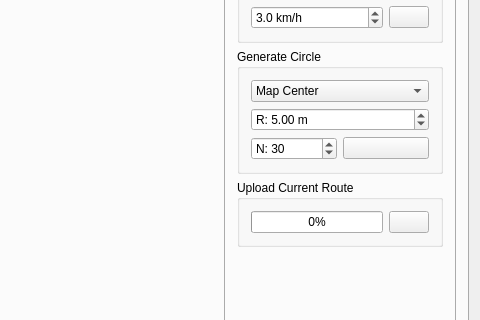
Old version of the form Linux/RC_Car_Tool/mainwindow.ui in the repository vedderb/rise_sdvp; both pictures show x 716 to 1196 and y 186 to 506 of the 1196 by 717 pixel window.
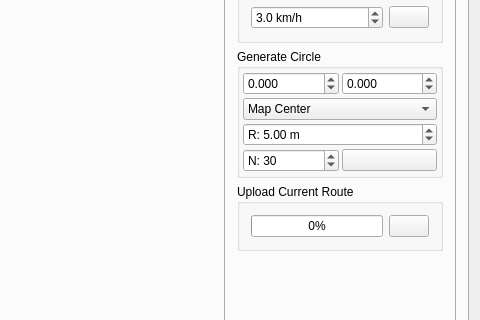
New version of the form. The open tabs and pages were chosen to show the change. Icons and pictures are not drawn. Custom widgets are drawn as their Qt base class.

What changed in the file:
```diff
--- a/Linux/RC_Car_Tool/mainwindow.ui
+++ b/Linux/RC_Car_Tool/mainwindow.ui
@@ -834,7 +834,22 @@
                  <string>Generate Circle</string>
                 </property>
                 <layout class="QGridLayout" name="gridLayout_4">
-                 <item row="1" column="0" colspan="2">
+                 <property name="leftMargin">
+                  <number>3</number>
+                 </property>
+                 <property name="topMargin">
+                  <number>3</number>
+                 </property>
+                 <property name="rightMargin">
+                  <number>3</number>
+                 </property>
+                 <property name="bottomMargin">
+                  <number>3</number>
+                 </property>
+                 <property name="spacing">
+                  <number>3</number>
+                 </property>
+                 <item row="2" column="0" colspan="2">
                   <widget class="QDoubleSpinBox" name="genCircRadBox">
                    <property name="prefix">
                     <string>R: </string>
@@ -853,7 +868,7 @@
                    </property>
                   </widget>
                  </item>
-                 <item row="2" column="0">
+                 <item row="3" column="0">
                   <widget class="QSpinBox" name="genCircPointsBox">
                    <property name="prefix">
                     <string>N: </string>
@@ -866,7 +881,7 @@
                    </property>
                   </widget>
                  </item>
-                 <item row="2" column="1">
+                 <item row="3" column="1">
                   <widget class="QPushButton" name="genCircButton">
                    <property name="toolTip">
                     <string>Generate</string>
@@ -880,7 +895,7 @@
                    </property>
                   </widget>
                  </item>
-                 <item row="0" column="0" colspan="2">
+                 <item row="1" column="0" colspan="2">
                   <widget class="QComboBox" name="genCircCenterBox">
                    <item>
                     <property name="text">
@@ -897,6 +912,55 @@
                      <string>Car Center</string>
                     </property>
                    </item>
+                   <item>
+                    <property name="text">
+                     <string>Coordinates</string>
+                    </property>
+                   </item>
+                  </widget>
+                 </item>
+                 <item row="0" column="0">
+                  <widget class="QDoubleSpinBox" name="genCircXBox">
+                   <property name="toolTip">
+                    <string>Center X</string>
+                   </property>
+                   <property name="prefix">
+                    <string/>
+                   </property>
+                   <property name="decimals">
+                    <number>3</number>
+                   </property>
+                   <property name="minimum">
+                    <double>-999.000000000000000</double>
+                   </property>
+                   <property name="maximum">
+                    <double>999.000000000000000</double>
+                   </property>
+                   <property name="singleStep">
+                    <double>0.010000000000000</double>
+                   </property>
+                  </widget>
+                 </item>
+                 <item row="0" column="1">
+                  <widget class="QDoubleSpinBox" name="genCircYBox">
+                   <property name="toolTip">
+                    <string>Center Y</string>
+                   </property>
+                   <property name="prefix">
+                    <string/>
+                   </property>
+                   <property name="decimals">
+                    <number>3</number>
+                   </property>
+                   <property name="minimum">
+                    <double>-999.000000000000000</double>
+                   </property>
+                   <property name="maximum">
+                    <double>999.000000000000000</double>
+                   </property>
+                   <property name="singleStep">
+                    <double>0.010000000000000</double>
+                   </property>
                   </widget>
                  </item>
                 </layout>
```
